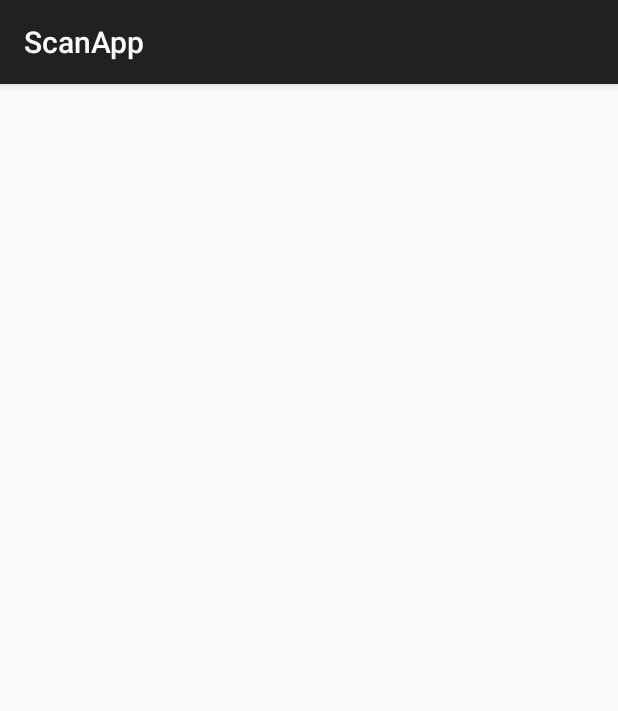
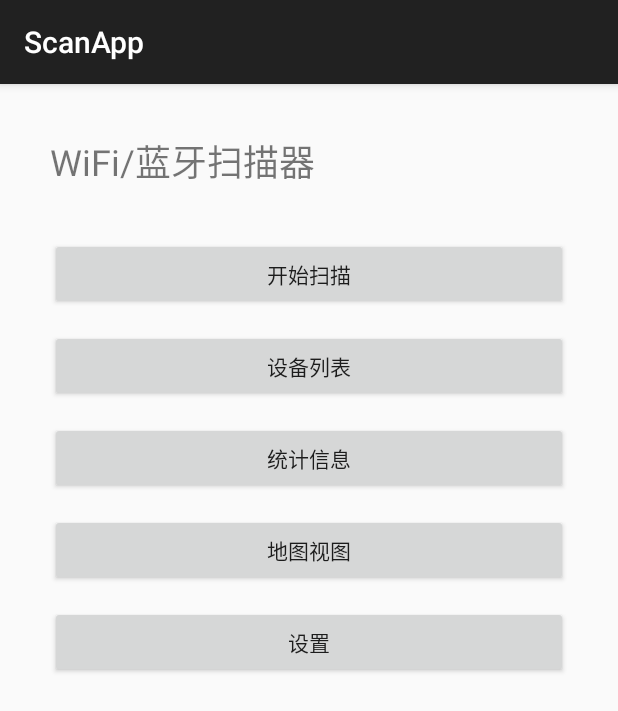
Before and after one commit to klren0312/scanapp, an Android app: the screen it shows after launch (MainActivity), on a phone screen of 412 x 824 dp. Shown: the top 711 px of the screen. Run offline under Robolectric (Android 15) with nearby library versions, the light colour scheme and no system bars.

Commit message:
feat: 配置Android壳工程，实现主界面和Kuikly渲染

```diff
--- a/androidApp/src/main/java/com/example/scanapp/MainActivity.kt
+++ b/androidApp/src/main/java/com/example/scanapp/MainActivity.kt
@@ -2,13 +2,106 @@ package com.example.scanapp
 
 import android.os.Bundle
 import androidx.appcompat.app.AppCompatActivity
-import com.example.scanapp.database.AndroidDatabaseDriver
+import android.widget.Button
+import android.widget.LinearLayout
+import android.view.ViewGroup
+import android.widget.TextView
 
 class MainActivity : AppCompatActivity() {
+
     override fun onCreate(savedInstanceState: Bundle?) {
         super.onCreate(savedInstanceState)
-        // 初始化数据库驱动
-        AndroidDatabaseDriver.initialize(applicationContext)
-        // Kuikly will initialize here
+
+        val layout = LinearLayout(this).apply {
+            orientation = LinearLayout.VERTICAL
+            layoutParams = ViewGroup.LayoutParams(
+                ViewGroup.LayoutParams.MATCH_PARENT,
+                ViewGroup.LayoutParams.MATCH_PARENT
+            )
+            setPadding(50, 50, 50, 50)
+        }
+
+        val titleText = TextView(this).apply {
+            text = "WiFi/蓝牙扫描器"
+            textSize = 24f
+            layoutParams = LinearLayout.LayoutParams(
+                LinearLayout.LayoutParams.MATCH_PARENT,
+                LinearLayout.LayoutParams.WRAP_CONTENT
+            )
+        }
+
+        val scanButton = Button(this).apply {
+            text = "开始扫描"
+            layoutParams = LinearLayout.LayoutParams(
+                LinearLayout.LayoutParams.MATCH_PARENT,
+                LinearLayout.LayoutParams.WRAP_CONTENT
+            ).apply {
+                topMargin = 50
+            }
+            setOnClickListener {
+                KuiklyRenderActivity.start(this@MainActivity, "Scanner")
+            }
+        }
+
+        val deviceListButton = Button(this).apply {
+            text = "设备列表"
+            layoutParams = LinearLayout.LayoutParams(
+                LinearLayout.LayoutParams.MATCH_PARENT,
+                LinearLayout.LayoutParams.WRAP_CONTENT
+            ).apply {
+                topMargin = 20
+            }
+            setOnClickListener {
+                KuiklyRenderActivity.start(this@MainActivity, "DeviceList")
+            }
+        }
+
+        val statisticsButton = Button(this).apply {
+            text = "统计信息"
+            layoutParams = LinearLayout.LayoutParams(
+                LinearLayout.LayoutParams.MATCH_PARENT,
+                LinearLayout.LayoutParams.WRAP_CONTENT
+            ).apply {
+                topMargin = 20
+            }
+            setOnClickListener {
+                KuiklyRenderActivity.start(this@MainActivity, "Statistics")
+            }
+        }
+
+        val mapButton = Button(this).apply {
+            text = "地图视图"
+            layoutParams = LinearLayout.LayoutParams(
+                LinearLayout.LayoutParams.MATCH_PARENT,
+                LinearLayout.LayoutParams.WRAP_CONTENT
+            ).apply {
+                topMargin = 20
+            }
+            setOnClickListener {
+                KuiklyRenderActivity.start(this@MainActivity, "Map")
+            }
+        }
+
+        val settingsButton = Button(this).apply {
+            text = "设置"
+            layoutParams = LinearLayout.LayoutParams(
+                LinearLayout.LayoutParams.MATCH_PARENT,
+                LinearLayout.LayoutParams.WRAP_CONTENT
+            ).apply {
+                topMargin = 20
+            }
+            setOnClickListener {
+                KuiklyRenderActivity.start(this@MainActivity, "Settings")
+            }
+        }
+
+        layout.addView(titleText)
+        layout.addView(scanButton)
+        layout.addView(deviceListButton)
+        layout.addView(statisticsButton)
+        layout.addView(mapButton)
+        layout.addView(settingsButton)
+
+        setContentView(layout)
     }
 }
--- /dev/null
+++ b/androidApp/src/main/res/xml/file_paths.xml
@@ -0,0 +1,5 @@
+<?xml version="1.0" encoding="utf-8"?>
+<paths>
+    <external-path name="external_files" path="."/>
+    <cache-path name="cache" path="."/>
+</paths>
```
Also changed, not shown: androidApp/build.gradle.kts (+5 -2 lines), androidApp/src/main/AndroidManifest.xml (+14 -0 lines), androidApp/src/main/java/com/example/scanapp/KuiklyRenderActivity.kt (added, +34 -0 lines).
